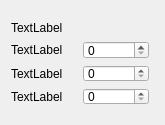
Old version of the form APSavegameEditor/WeaponAmmo.ui in the repository odom11/ap_savegame_editor.
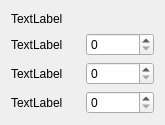
New version of the form.

Patch:
```diff
--- a/APSavegameEditor/WeaponAmmo.ui
+++ b/APSavegameEditor/WeaponAmmo.ui
@@ -13,15 +13,6 @@
   <property name="windowTitle">
    <string>WeaponAmmo</string>
   </property>
-  <widget class="QWidget" name="verticalLayoutWidget">
-   <property name="geometry">
-    <rect>
-     <x>0</x>
-     <y>10</y>
-     <width>160</width>
-     <height>106</height>
-    </rect>
-   </property>
    <layout class="QVBoxLayout" name="verticalLayout">
     <item>
      <widget class="QLabel" name="title">
@@ -65,7 +56,6 @@
      </layout>
     </item>
    </layout>
-  </widget>
  </widget>
  <layoutdefault spacing="6" margin="11"/>
  <resources/>
```
Lines whose indentation alone changed are shown as unchanged.
